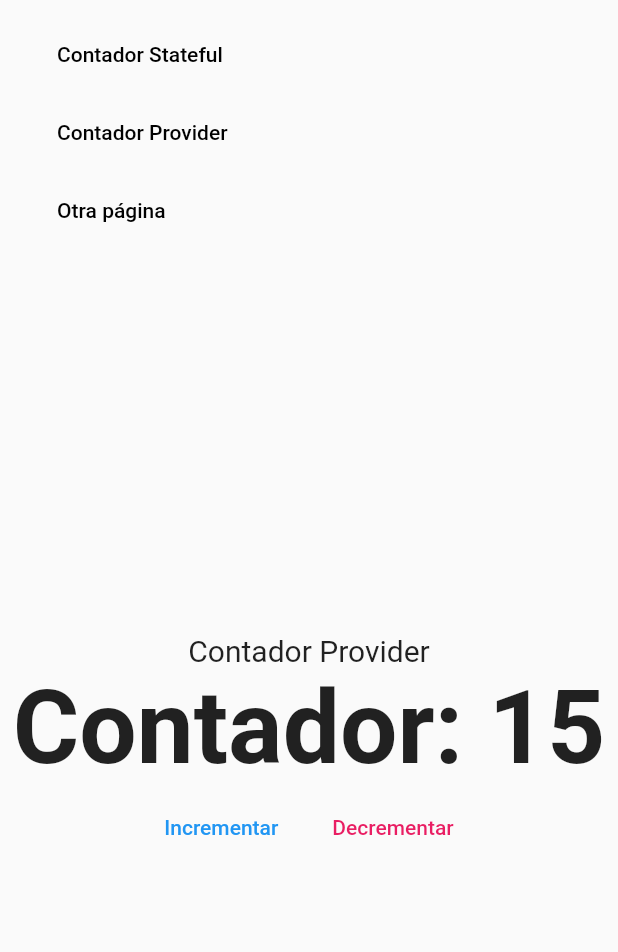
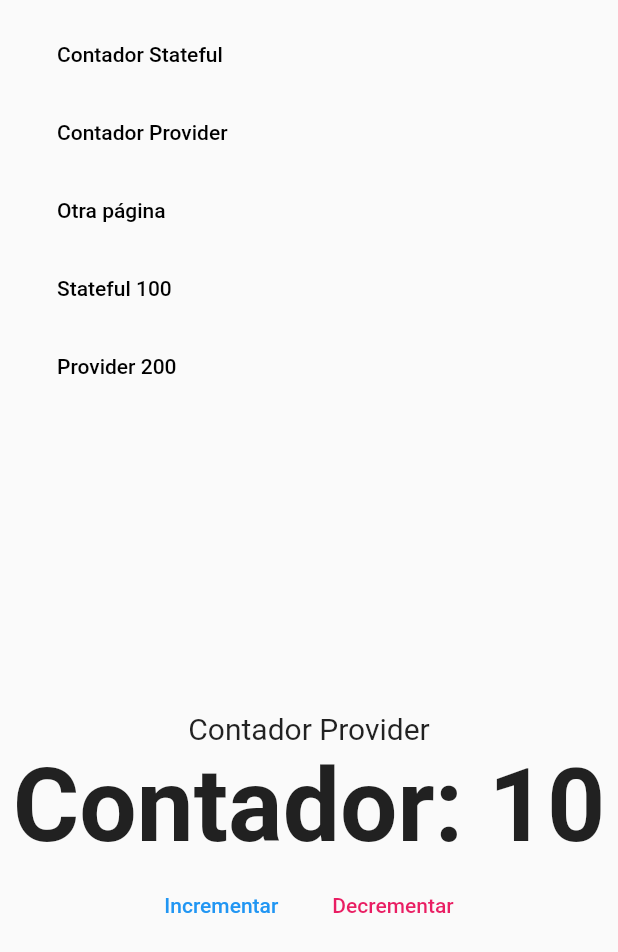
Before and after one commit to Le127/contadorFlutterWeb-FH, a Flutter app: the screen it shows after launch, after a tap on "Contador Provider", on a phone screen of 412 x 824 dp. Shown: the top 952 px of the screen. Run offline on Flutter 3.47's test engine with Material 2 defaults, Android fonts, the phone set to English and light mode, and no system bars; our stand-ins replace fluro, get_it.

Commit message:
final seccion 4

```diff
--- a/lib/main.dart
+++ b/lib/main.dart
@@ -1,12 +1,14 @@
-import 'package:bases_web/router/route_generator.dart';
+import 'package:flutter/material.dart';
+import 'locator.dart';
+
+import 'package:bases_web/router/router.dart';
 import 'package:bases_web/ui/layout/main_layout_page.dart';
-import 'package:flutter/material.dart';
-
-import 'locator.dart';
 import 'services/navigator_service.dart';
 
 void main() {
-  setupLocator();
+  setupLocator(); // Mantiene el navigator key
+  //Llama a la configuracion de las rutas
+  Flurorouter.configureRoutes();
   runApp(const MyApp());
 }
 
@@ -18,8 +20,10 @@ class MyApp extends StatelessWidget {
     return MaterialApp(
       debugShowCheckedModeBanner: false,
       title: 'RutasApp',
-      initialRoute: "/stateful",
-      onGenerateRoute: (settings) => RouterGenerator.generateRoute(settings),
+      initialRoute: "/",
+      //  onGenerateRoute: (settings) => RouterGenerator.generateRoute(settings),
+      onGenerateRoute: (routeSettings) =>
+          Flurorouter.router.generator(routeSettings),
       navigatorKey: locator<NavigationService>().navigatorKey,
       builder: (_, child) {
         return MainLayoutPage(
--- a/lib/providers/counter_provider.dart
+++ b/lib/providers/counter_provider.dart
@@ -2,6 +2,13 @@ import 'package:flutter/cupertino.dart';
 
 class CounterProvider extends ChangeNotifier {
   int _counter = 15;
+
+  CounterProvider(String base) {
+    //Si se puede parsear, la base pasa a ser el valor del counter
+    if (int.tryParse(base) != null) {
+      _counter = int.parse(base);
+    }
+  }
 
   get counter => _counter;
 
--- a/lib/router/route_generator.dart
+++ b/lib/router/route_generator.dart
@@ -6,14 +6,17 @@ import '../ui/views/counter_provider_view.dart';
 import '../ui/views/counter_view.dart';
 import '../ui/views/view_404.dart';
 
+//Solo queda este código a modo de ejemplo. Ya no se utiliza en este proyecto
+
+
 class RouterGenerator {
   static Route<dynamic>? generateRoute(RouteSettings? settings) {
     switch (settings!.name) {
       case "/stateful":
-        return _fadeRoute(const CounterView(), "/stateful");
+        return _fadeRoute(const CounterView(base: '5',), "/stateful");
 
       case "/provider":
-        return _fadeRoute(const CounterProviderView(), "/provider");
+        return _fadeRoute(const CounterProviderView(base: '5',), "/provider");
 
       default:
         return _fadeRoute(const View404(), "/404");
--- /dev/null
+++ b/lib/router/route_handlers.dart
@@ -0,0 +1,31 @@
+
+import 'package:fluro/fluro.dart';
+
+import '../ui/views/counter_provider_view.dart';
+import '../ui/views/counter_view.dart';
+import '../ui/views/view_404.dart';
+
+//Handlers
+//Es lo que se va a ejecutar cuando el navegador web o app ingrese a la ruta.
+
+final Handler counterStatefulHandler =
+      Handler(handlerFunc: (context, parameters) {
+    return CounterView(
+      base: parameters['base']?.first ?? '5',
+    );
+  });
+
+   final Handler counterProviderHandler =
+      Handler(handlerFunc: (context, parameters) {
+    return CounterProviderView(
+      base: parameters['q']?.first ?? '10',
+    );
+  });
+
+   final Handler dashboardUserHandler =
+      Handler(handlerFunc: (context, parameters) {
+    return const View404();
+  });
+
+   final Handler pageNotFoundHandler =
+      Handler(handlerFunc: (_, __) => const View404());
--- /dev/null
+++ b/lib/router/router.dart
@@ -0,0 +1,28 @@
+import 'package:fluro/fluro.dart';
+import 'route_handlers.dart';
+
+class Flurorouter {
+//Instancia
+  static final FluroRouter router = FluroRouter();
+
+  //Configuracion de las rutas
+
+  static void configureRoutes() {
+    router.define('/',
+        handler: counterStatefulHandler, transitionType: TransitionType.fadeIn);
+
+    router.define('/stateful',
+        handler: counterStatefulHandler, transitionType: TransitionType.fadeIn);
+
+    router.define('/stateful/:base',
+        handler: counterStatefulHandler, transitionType: TransitionType.fadeIn);
+
+    router.define('/provider',
+        handler: counterProviderHandler, transitionType: TransitionType.fadeIn);
+
+    router.define('/dashboard/users/:userid/:roleid',
+        handler: dashboardUserHandler, transitionType: TransitionType.fadeIn);
+  //Default
+    router.notFoundHandler = pageNotFoundHandler;
+  }
+}
--- a/lib/ui/pages/counter_provider_page.dart
+++ b/lib/ui/pages/counter_provider_page.dart
@@ -15,7 +15,7 @@ class CounterProviderPage extends StatelessWidget {
   @override
   Widget build(BuildContext context) {
     return ChangeNotifierProvider(
-        create: (_) => CounterProvider(),
+        create: (_) => CounterProvider('5'),
         child: const _CounterProviderPageBody());
   }
 }
--- a/lib/ui/shared/custom_app_menu.dart
+++ b/lib/ui/shared/custom_app_menu.dart
@@ -11,7 +11,7 @@ class CustomAppMenu extends StatelessWidget {
     //Si es mayor a 520 de ancho muestra la app como si estuviera en un Desktop.
     return LayoutBuilder(
       builder: (_, BoxConstraints constraints) {
-        return (constraints.maxWidth > 520)
+        return (constraints.maxWidth > 710)
             ? _TableDesktopMenu()
             : _MobileMenu();
       },
@@ -48,6 +48,20 @@ class _TableDesktopMenu extends StatelessWidget {
             color: Colors.black,
             // onPressed: () => Navigator.pushNamed(context, "/abc123"),
             onPressed: () => locator<NavigationService>().navigateTo("/abc123"),
+          ),
+          const SizedBox(width: 10),
+          CustomFlatButton(
+            text: "Stateful 100",
+            color: Colors.black,
+            onPressed: () =>
+                locator<NavigationService>().navigateTo("/stateful/100"),
+          ),
+          const SizedBox(width: 10),
+          CustomFlatButton(
+            text: "Provider 200",
+            color: Colors.black,
+            onPressed: () =>
+                locator<NavigationService>().navigateTo("/provider?q=200"),
           )
         ],
       ),
@@ -85,6 +99,20 @@ class _MobileMenu extends StatelessWidget {
             color: Colors.black,
             // onPressed: () => Navigator.pushNamed(context, "/abc123"),
             onPressed: () => locator<NavigationService>().navigateTo("/abc123"),
+          ),
+          const SizedBox(width: 10),
+          CustomFlatButton(
+            text: "Stateful 100",
+            color: Colors.black,
+            onPressed: () =>
+                locator<NavigationService>().navigateTo("/stateful/100"),
+          ),
+          const SizedBox(width: 10),
+          CustomFlatButton(
+            text: "Provider 200",
+            color: Colors.black,
+            onPressed: () =>
+                locator<NavigationService>().navigateTo("/provider?q=200"),
           )
         ],
       ),
--- a/lib/ui/views/counter_provider_view.dart
+++ b/lib/ui/views/counter_provider_view.dart
@@ -5,12 +5,14 @@ import 'package:provider/provider.dart';
 import '../shared/custom_flat_button.dart';
 
 class CounterProviderView extends StatelessWidget {
-  const CounterProviderView({Key? key}) : super(key: key);
+  final String base;
+
+  const CounterProviderView({Key? key, required this.base}) : super(key: key);
 
   @override
   Widget build(BuildContext context) {
     return ChangeNotifierProvider(
-        create: (_) => CounterProvider(),
+        create: (_) => CounterProvider(base),
         child: const _CounterProviderViewBody());
   }
 }
--- a/lib/ui/views/counter_view.dart
+++ b/lib/ui/views/counter_view.dart
@@ -2,7 +2,9 @@ import 'package:flutter/material.dart';
 import '../shared/custom_flat_button.dart';
 
 class CounterView extends StatefulWidget {
-  const CounterView({Key? key}) : super(key: key);
+  final String base;
+
+  const CounterView({Key? key, required this.base}) : super(key: key);
 
   @override
   State<CounterView> createState() => _CounterViewState();
@@ -10,6 +12,16 @@ class CounterView extends StatefulWidget {
 
 class _CounterViewState extends State<CounterView> {
   int counter = 10;
+
+  @override
+  void initState() {
+    //prueba si puede parsear. Si no puede deja el counter en 10
+    if(int.tryParse(widget.base)!=null ) {
+      counter = int.parse(widget.base);
+    }
+    super.initState();
+  }
+
   @override
   Widget build(BuildContext context) {
     return Column(
--- a/pubspec.yaml
+++ b/pubspec.yaml
@@ -32,6 +32,7 @@ dependencies:
     sdk: flutter
   provider: ^6.0.2
   get_it: ^7.2.0
+  fluro: ^2.0.3
 
 dev_dependencies:
 
```
Also changed, not shown: pubspec.lock.
